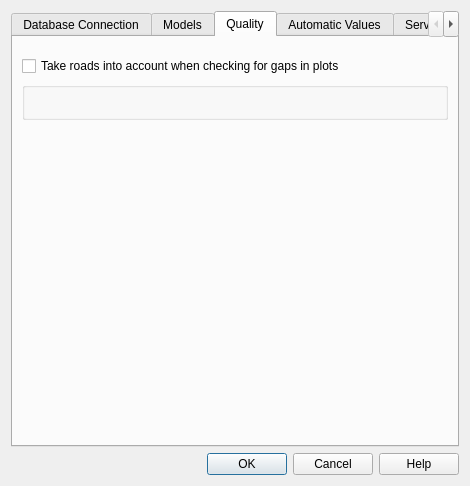
This is asistente_ladm_col/ui/dialogs/dlg_settings.ui in SwissTierrasColombia/Asistente-LADM-COL as Qt 5 draws it before an edit. The edited form follows.
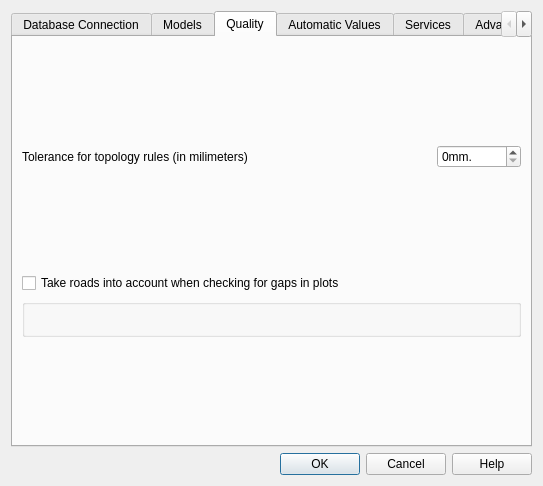
This is the edited form. The open tabs and pages were chosen to show the change. Icons and pictures are not drawn. Custom widgets are drawn as their Qt base class.

Commit message: [settings] Add tolerance as parameter for quality validations

Diff of the .ui file:
```diff
--- a/asistente_ladm_col/ui/dialogs/dlg_settings.ui
+++ b/asistente_ladm_col/ui/dialogs/dlg_settings.ui
@@ -6,7 +6,7 @@
    <rect>
     <x>0</x>
     <y>0</y>
-    <width>470</width>
+    <width>543</width>
     <height>486</height>
    </rect>
   </property>
@@ -248,20 +248,61 @@
        <string>Quality</string>
       </attribute>
       <layout class="QGridLayout" name="gridLayout_2">
-       <item row="3" column="0">
-        <spacer name="verticalSpacer_3">
+       <item row="1" column="0" colspan="3">
+        <layout class="QHBoxLayout" name="horizontalLayout_4">
+         <item>
+          <widget class="QLabel" name="lbl_tolerance">
+           <property name="sizePolicy">
+            <sizepolicy hsizetype="Expanding" vsizetype="Preferred">
+             <horstretch>0</horstretch>
+             <verstretch>0</verstretch>
+            </sizepolicy>
+           </property>
+           <property name="toolTip">
+            <string>Vertices separated by a distance lesser than or equal to the tolerance,
+will be considered to be in the same location</string>
+           </property>
+           <property name="text">
+            <string>Tolerance for topology rules (in milimeters)</string>
+           </property>
+          </widget>
+         </item>
+         <item>
+          <widget class="QSpinBox" name="sbx_tolerance">
+           <property name="suffix">
+            <string>mm.</string>
+           </property>
+           <property name="maximum">
+            <number>10000</number>
+           </property>
+          </widget>
+         </item>
+        </layout>
+       </item>
+       <item row="2" column="1">
+        <spacer name="verticalSpacer_19">
          <property name="orientation">
           <enum>Qt::Vertical</enum>
          </property>
+         <property name="sizeType">
+          <enum>QSizePolicy::Expanding</enum>
+         </property>
          <property name="sizeHint" stdset="0">
           <size>
            <width>20</width>
-           <height>40</height>
+           <height>81</height>
           </size>
          </property>
         </spacer>
        </item>
-       <item row="2" column="0">
+       <item row="3" column="0" colspan="3">
+        <widget class="QCheckBox" name="chk_use_roads">
+         <property name="text">
+          <string>Take roads into account when checking for gaps in plots</string>
+         </property>
+        </widget>
+       </item>
+       <item row="4" column="0" colspan="3">
         <widget class="QGroupBox" name="groupBox">
          <property name="title">
           <string/>
@@ -349,20 +390,13 @@
          <zorder>horizontalSpacer_6</zorder>
         </widget>
        </item>
-       <item row="1" column="0">
-        <widget class="QCheckBox" name="chk_use_roads">
-         <property name="text">
-          <string>Take roads into account when checking for gaps in plots</string>
-         </property>
-        </widget>
-       </item>
-       <item row="0" column="0">
+       <item row="0" column="1">
         <spacer name="verticalSpacer_6">
          <property name="orientation">
           <enum>Qt::Vertical</enum>
          </property>
          <property name="sizeType">
-          <enum>QSizePolicy::Fixed</enum>
+          <enum>QSizePolicy::MinimumExpanding</enum>
          </property>
          <property name="sizeHint" stdset="0">
           <size>
@@ -372,6 +406,22 @@
          </property>
         </spacer>
        </item>
+       <item row="5" column="1">
+        <spacer name="verticalSpacer_20">
+         <property name="orientation">
+          <enum>Qt::Vertical</enum>
+         </property>
+         <property name="sizeType">
+          <enum>QSizePolicy::Expanding</enum>
+         </property>
+         <property name="sizeHint" stdset="0">
+          <size>
+           <width>20</width>
+           <height>81</height>
+          </size>
+         </property>
+        </spacer>
+       </item>
       </layout>
      </widget>
      <widget class="QWidget" name="tab_automatic_values">
```
Left out of the diff: 1 changed line with no effect on the pictures. The commit also changes 6 other files.
